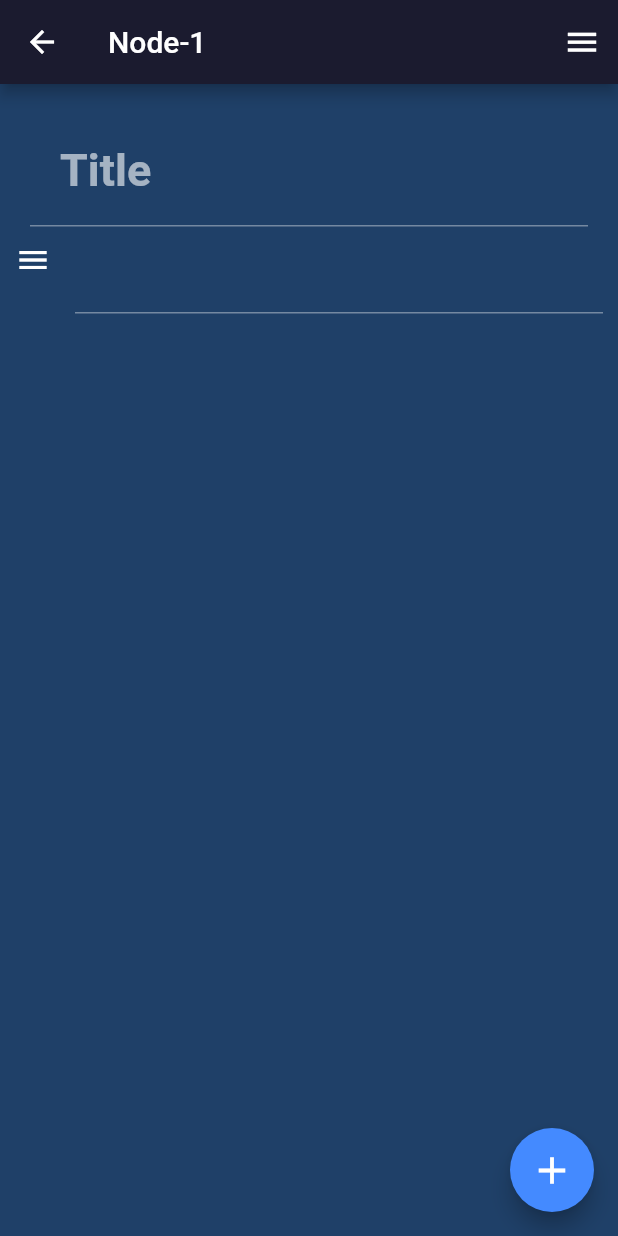
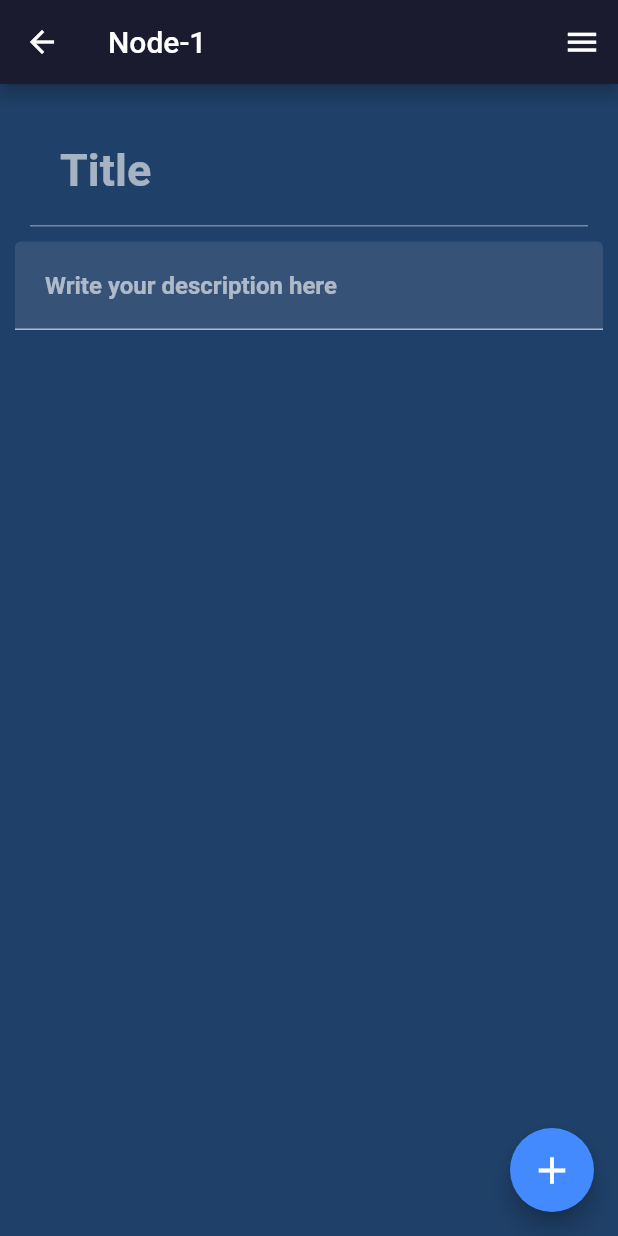
Before and after one commit to TheBlitzzz/Idea_Space, a Flutter app: the NodeEditorContent screen opened directly, after a tap on the "add" icon, on a phone screen of 412 x 824 dp. Run offline on Flutter 3.47's test engine with Material 2 defaults, Android fonts, the phone set to English and light mode, and no system bars; generated files the repository leaves out were written again.

Commit message:
NodeEditorPage textBlocks

```diff
--- a/lib/NodeContent/NodeEditorPage1.dart
+++ b/lib/NodeContent/NodeEditorPage1.dart
@@ -5,10 +5,27 @@ class NodeEditorContent extends StatefulWidget {
   _NodeEditorContentState createState() => _NodeEditorContentState();
 }
 
-class _NodeEditorContentState extends State<NodeEditorContent> {
+class _NodeEditorContentState extends State<NodeEditorContent> with TickerProviderStateMixin {
   final List<TextEditingController> noteDescription = [];
   final controller = TextEditingController();
   FocusNode textSecondFocusNode = new FocusNode();
+  AnimationController _controller;
+  var inputText = "";
+
+  double width = 0;
+  double height = 60;
+
+  double _openMenu() {
+    setState(() {
+      width = 150;
+    });
+  }
+
+  double _closeMenu() {
+    setState(() {
+      width = 0;
+    });
+  }
 
   @override
   void dispose() {
@@ -19,10 +36,13 @@ class _NodeEditorContentState extends State<NodeEditorContent> {
   }
 
   List<Widget> textBlock = <Widget>[];
+
   @override
   Widget build(BuildContext context) {
     return Scaffold(
-      appBar: AppBar(backgroundColor: Color(0xff1B1B2F), title: Text("Node-1"), actions: <Widget>[
+      appBar: AppBar(backgroundColor: Color(0xff1B1B2F),
+          title: Text("Node-1"),
+          actions: <Widget>[
             IconButton(
               icon: Icon(Icons.menu),
               iconSize: 25,
@@ -93,12 +113,100 @@ class _NodeEditorContentState extends State<NodeEditorContent> {
               ),
             ),
             Expanded(
-              child: ReorderableListView(
-                children: textBlock,
-                onReorder: (int oldIndex, int newIndex) {
-                  var temp = noteDescription[oldIndex];
-                  noteDescription[oldIndex] = noteDescription[newIndex];
-                  noteDescription[newIndex] = temp;
+              child: ListView.builder(
+                padding: EdgeInsets.fromLTRB(10, 10, 10, 10),
+                itemCount: noteDescription.length,
+                itemBuilder: (context, int i) {
+                  final f = noteDescription[i];
+                  final inputController = f;
+                  return Dismissible(
+                    direction: DismissDirection.endToStart,
+                    key: ValueKey(noteDescription[i]),
+                    background: Container(
+                      alignment: AlignmentDirectional.centerEnd,
+                      color: Colors.red,
+                      child: Padding(
+                        padding: EdgeInsets.fromLTRB(0.0, 0.0, 10.0, 0.0),
+                        child: Icon(Icons.delete,
+                          color: Colors.white,
+                        ),
+                      ),
+                    ),
+                    onDismissed: (direction) {
+                      setState(() {
+                        noteDescription.removeAt(i);
+                      });
+                    },
+                    child: Row(
+                        children: <Widget>[
+                          Expanded(
+                            child: TextFormField(
+                              onChanged: (value){
+                                setState(() {
+                                });
+                              },
+                              maxLines: null,
+                              controller: inputController,
+                              decoration: InputDecoration(
+                                filled: true,
+                                suffixIcon: hidingIcon(inputController),
+                                focusedBorder: OutlineInputBorder(
+                                  borderSide: BorderSide(
+                                    color: Colors.blue,
+                                    width: 2,
+                                  ),
+                                  borderRadius: const BorderRadius.all(
+                                    const Radius.circular(10.0),
+                                  ),
+                                ),
+                                contentPadding: EdgeInsets.fromLTRB(
+                                    20, 20, 20, 20),
+                                hintText: "Write your description here",
+                                hintStyle: TextStyle(
+                                  fontWeight: FontWeight.bold,
+                                ),
+                                // border: OutlineInputBorder(
+                                //   borderRadius: const BorderRadius.all(
+                                //     const Radius.circular(10.0),
+                                //   ),
+                                // ),
+                              ),
+                            ),
+                          ),
+                          // AnimatedContainer(
+                          //   duration: Duration(milliseconds: 300),
+                          //   width: width,
+                          //   height: height,
+                          //   decoration: BoxDecoration(
+                          //     color: Color(0xFFFFFFF),
+                          //     borderRadius: BorderRadius.circular(10.0),
+                          //   ),
+                          //   child: Row(
+                          //       children: <Widget>[
+                          //         IconButton(
+                          //           icon: Icon(
+                          //             Icons.arrow_drop_up_outlined,
+                          //             color: Colors.black,
+                          //           ),
+                          //         ),
+                          //         IconButton(
+                          //           icon: Icon(
+                          //             Icons.arrow_drop_down_outlined,
+                          //             color: Colors.black,
+                          //           ),
+                          //         ),
+                          //         IconButton(
+                          //           icon: Icon(
+                          //             Icons.delete,
+                          //             color: Colors.red,
+                          //            ),
+                          //         ),
+                          //       ]
+                          //   ),
+                          // ),
+                        ]
+                    ),
+                  );
                 },
               ),
             ),
@@ -163,4 +271,21 @@ class _NodeEditorContentState extends State<NodeEditorContent> {
       ),
     );
   }
+  Widget hidingIcon(TextEditingController) {
+    if (TextEditingController.text!="") {
+      return IconButton(
+          icon: Icon(
+            Icons.clear,
+          ),
+          splashColor: Colors.redAccent,
+          onPressed: () {
+              setState((){
+                TextEditingController.clear();
+                // hidingIcon(TextEditingController);
+              });
+          });
+    } else {
+      return null;
     }
+  }
+}
```
Lines whose indentation alone changed are shown as unchanged.
